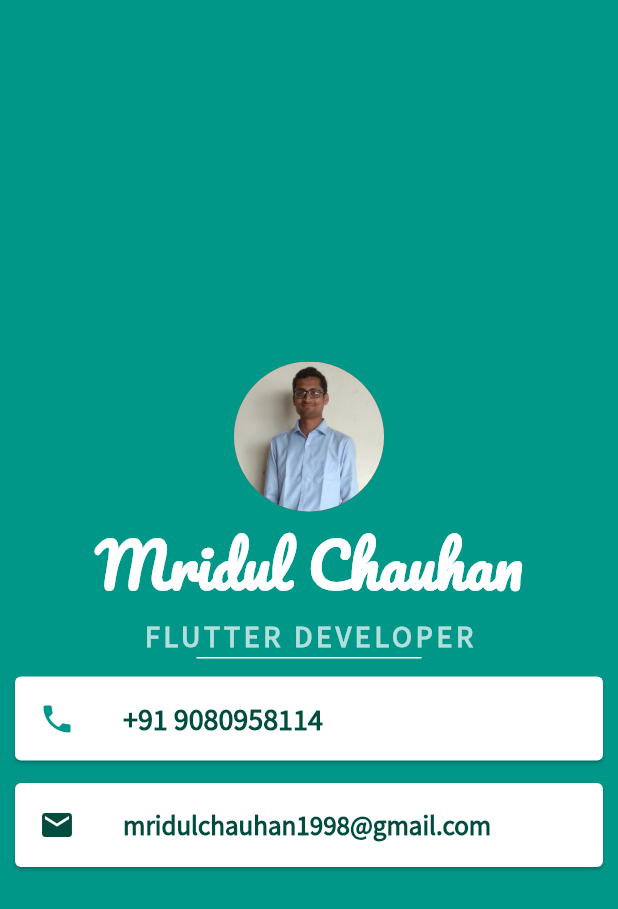
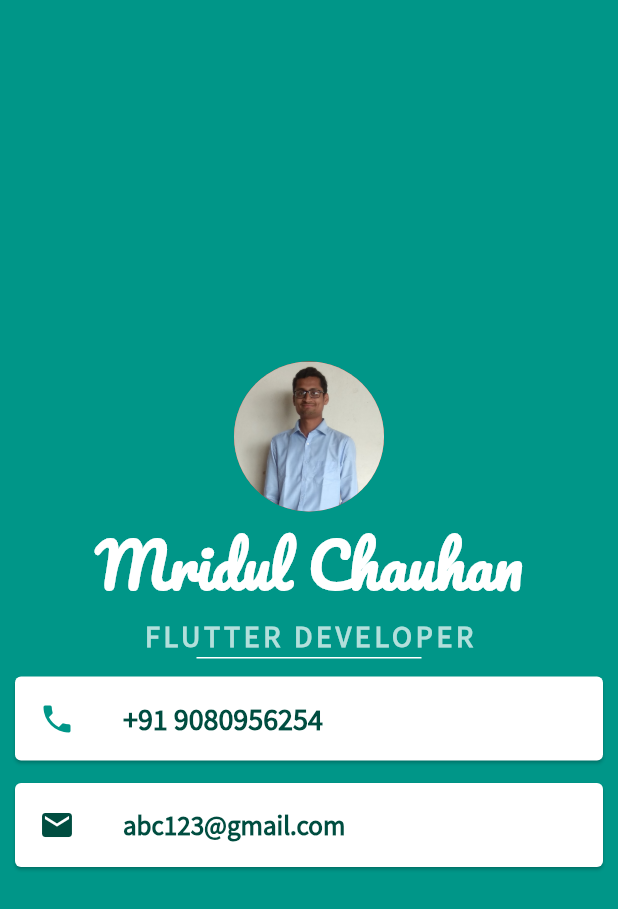
Before and after one commit to MridulChauhan/Flutter-Projects, a Flutter app: the screen it shows after launch, on a phone screen of 412 x 824 dp. Shown: the top 909 px of the screen. Run offline on Flutter 3.47's test engine with Material 2 defaults, Android fonts, the phone set to English and light mode, and no system bars.

Commit message:
Update main.dart

```diff
--- a/mi_card_flutter/lib/main.dart
+++ b/mi_card_flutter/lib/main.dart
@@ -47,7 +47,7 @@ class MyApp extends StatelessWidget {
                 child: ListTile(
                   leading: Icon(Icons.phone, color: Colors.teal),
                   title: Text(
-                    '+91 9080958114',
+                    '+91 9080956254',
                     style: TextStyle(
                         fontSize: 20,
                         fontWeight: FontWeight.bold,
@@ -62,7 +62,7 @@ class MyApp extends StatelessWidget {
                 child: ListTile(
                   leading: Icon(Icons.email, color: Colors.teal.shade900),
                   title: Text(
-                    'mridulchauhan1998@gmail.com',
+                    'abc123@gmail.com',
                     style: TextStyle(
                         fontWeight: FontWeight.bold,
                         fontFamily: 'Source Sans Pro',
```
